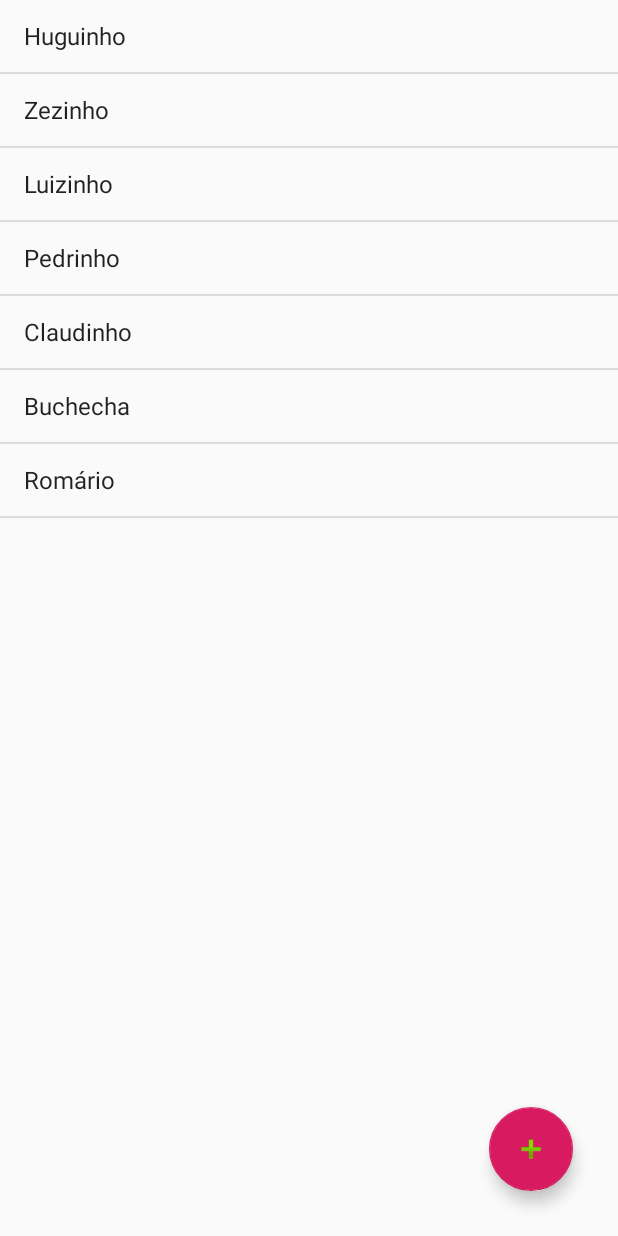
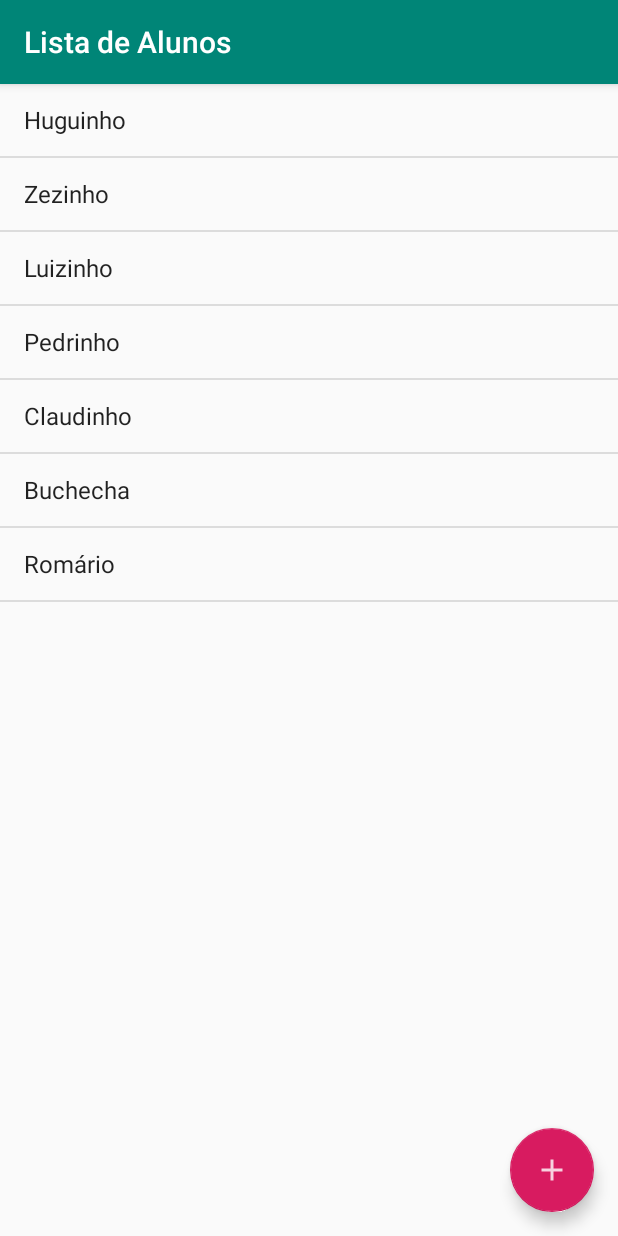
Before and after one commit to Bendazzoli/CursoAndroid, an Android app: the screen it shows after launch (MainActivity), on a phone screen of 412 x 824 dp. Run offline under Robolectric (Android 15) with nearby library versions, the phone set to English and light mode, and no system bars.

Commit message:
Criando imagem para FloatingActionButton e, usando a AppCompatActivity para setar título manualmente

```diff
--- a/AgendaDeAlunos/app/src/main/java/com/benda/agendadealunos/MainActivity.java
+++ b/AgendaDeAlunos/app/src/main/java/com/benda/agendadealunos/MainActivity.java
@@ -6,17 +6,19 @@ import android.widget.ArrayAdapter;
 import android.widget.ListView;
 
 import androidx.annotation.Nullable;
+import androidx.appcompat.app.AppCompatActivity;
 
 import java.util.ArrayList;
 import java.util.Arrays;
 import java.util.List;
 
-public class MainActivity extends Activity {
+public class MainActivity extends AppCompatActivity {
 
     @Override
     protected void onCreate(@Nullable Bundle savedInstanceState) {
         super.onCreate(savedInstanceState);
         setContentView(R.layout.activity_main);
+        setTitle("Lista de Alunos");
         List<String> alunos = new ArrayList<>(Arrays.asList("Huguinho","Zezinho","Luizinho", "Pedrinho", "Claudinho", "Buchecha", "Romário"));
         ListView listaAlunos = findViewById(R.id.activity_main_lista_de_alunos);
         listaAlunos.setAdapter(new ArrayAdapter<String>(this, android.R.layout.simple_list_item_1, alunos));
--- /dev/null
+++ b/AgendaDeAlunos/app/src/main/res/drawable-anydpi/ic_action_novo_aluno.xml
@@ -0,0 +1,11 @@
+<vector xmlns:android="http://schemas.android.com/apk/res/android"
+    android:width="24dp"
+    android:height="24dp"
+    android:viewportWidth="24"
+    android:viewportHeight="24"
+    android:tint="#FFFFFF"
+    android:alpha="0.8">
+    <path
+        android:fillColor="#FF000000"
+        android:pathData="M19,13h-6v6h-2v-6H5v-2h6V5h2v6h6v2z"/>
+</vector>
--- a/AgendaDeAlunos/app/src/main/res/layout/activity_main.xml
+++ b/AgendaDeAlunos/app/src/main/res/layout/activity_main.xml
@@ -1,25 +1,23 @@
 <?xml version="1.0" encoding="utf-8"?>
 <RelativeLayout xmlns:android="http://schemas.android.com/apk/res/android"
     xmlns:app="http://schemas.android.com/apk/res-auto"
-    xmlns:tools="http://schemas.android.com/tools"
     android:layout_width="match_parent"
     android:layout_height="match_parent" >
 
     <com.google.android.material.floatingactionbutton.FloatingActionButton
-        android:id="@+id/floatingActionButtonAddAlunos"
+        android:id="@+id/activity_main_fab_novo_aluno"
         android:layout_width="wrap_content"
         android:layout_height="wrap_content"
         android:layout_alignParentEnd="true"
         android:layout_alignParentBottom="true"
-        android:layout_marginEnd="30dp"
-        android:layout_marginBottom="30dp"
+        android:layout_margin="16dp"
         android:clickable="true"
-        app:srcCompat="@android:drawable/ic_input_add" />
+        android:focusable="true"
+        android:src="@drawable/ic_action_novo_aluno" />
 
     <ListView
         android:id="@+id/activity_main_lista_de_alunos"
         android:layout_width="match_parent"
-        android:layout_height="match_parent">
+        android:layout_height="match_parent"/>
 
-    </ListView>
 </RelativeLayout>
```
Also changed, not shown: AgendaDeAlunos/app/src/main/res/drawable-hdpi/ic_action_novo_aluno.png (added), AgendaDeAlunos/app/src/main/res/drawable-mdpi/ic_action_novo_aluno.png (added), AgendaDeAlunos/app/src/main/res/drawable-xhdpi/ic_action_novo_aluno.png (added), AgendaDeAlunos/app/src/main/res/drawable-xxhdpi/ic_action_novo_aluno.png (added).
